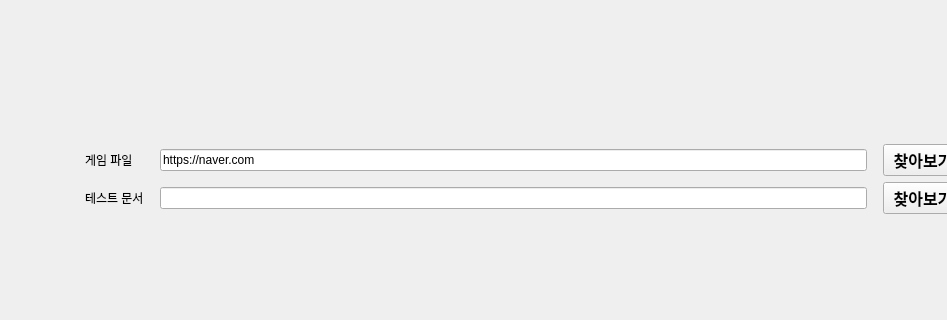
Before: the Qt Designer form QA_UI/qa_first.ui in project-gameQA/ai-automation, drawn with Qt 5; both pictures show x 0 to 947 and y 170 to 490 of the 1042 by 700 pixel window.
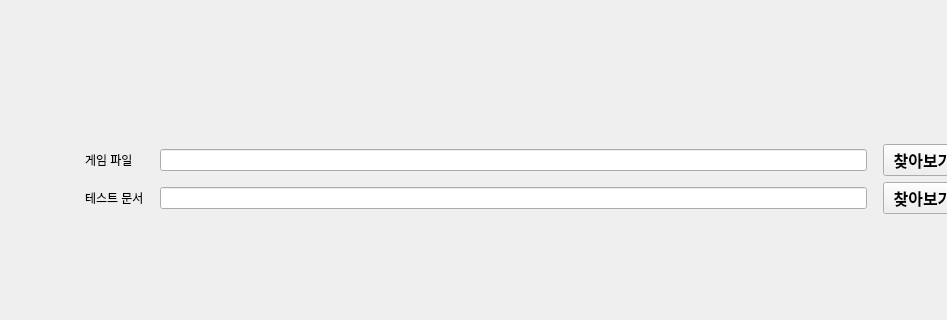
After: the same form once the commit is applied. The open tabs and pages were chosen to show the change.

Commit message: 1. fault_injector.py — suspend/nice/kill을 타임라인대로 실행하는 스크립트 (버튼 하나로 돌릴 수 있게) 2. session_reader.py — 세션 폴더 읽기 + 창 목록 가져오기 + 실시간 따라읽기 3. 기타 실제데이터 받아오기 위해서 코드 수정(진행중)

```diff
--- a/QA_UI/qa_first.ui
+++ b/QA_UI/qa_first.ui
@@ -235,7 +235,7 @@
                   <string notr="true"/>
                  </property>
                  <property name="text">
-                  <string>https://naver.com</string>
+                  <string/>
                  </property>
                 </widget>
                </item>
```
Left out of the diff: 4 changed lines with no effect on the pictures. The commit also changes 6 other files.
